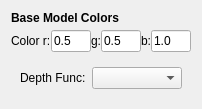
Old version of the form Rendering/Renderers/DepthRenderer/depthrendererconfig.ui in the repository Gloix/Camaron.
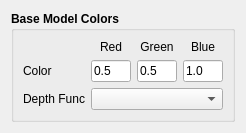
New version of the form.

Patch:
```diff
--- a/Rendering/Renderers/DepthRenderer/depthrendererconfig.ui
+++ b/Rendering/Renderers/DepthRenderer/depthrendererconfig.ui
@@ -6,8 +6,8 @@
    <rect>
     <x>0</x>
     <y>0</y>
-    <width>194</width>
-    <height>100</height>
+    <width>231</width>
+    <height>116</height>
    </rect>
   </property>
   <property name="windowTitle">
@@ -15,62 +15,34 @@
   </property>
   <layout class="QVBoxLayout" name="verticalLayout">
    <item>
-    <widget class="QWidget" name="widget_4" native="true">
-     <property name="sizePolicy">
-      <sizepolicy hsizetype="Fixed" vsizetype="Fixed">
-       <horstretch>0</horstretch>
-       <verstretch>0</verstretch>
-      </sizepolicy>
-     </property>
-     <layout class="QVBoxLayout" name="verticalLayout_3">
-      <property name="spacing">
-       <number>5</number>
-      </property>
-      <property name="margin">
-       <number>0</number>
-      </property>
-      <item>
-       <widget class="QLabel" name="label_8">
-        <property name="sizePolicy">
-         <sizepolicy hsizetype="Fixed" vsizetype="Fixed">
-          <horstretch>0</horstretch>
-          <verstretch>0</verstretch>
-         </sizepolicy>
-        </property>
+    <widget class="QGroupBox" name="">
         <property name="font">
          <font>
           <weight>75</weight>
           <bold>true</bold>
          </font>
         </property>
-        <property name="text">
+     <property name="title">
          <string>Base Model Colors</string>
         </property>
-       </widget>
-      </item>
-      <item>
-       <widget class="QWidget" name="widget_5" native="true">
-        <property name="sizePolicy">
-         <sizepolicy hsizetype="Fixed" vsizetype="Fixed">
-          <horstretch>0</horstretch>
-          <verstretch>0</verstretch>
-         </sizepolicy>
-        </property>
-        <layout class="QHBoxLayout" name="horizontalLayout_3">
-         <property name="spacing">
-          <number>0</number>
-         </property>
+     <layout class="QGridLayout" name="gridLayout">
          <property name="margin">
-          <number>0</number>
-         </property>
-         <item>
+       <number>9</number>
+      </property>
+      <item row="1" column="0">
           <widget class="QLabel" name="label_9">
+        <property name="font">
+         <font>
+          <weight>50</weight>
+          <bold>false</bold>
+         </font>
+        </property>
            <property name="text">
-            <string>Color r:</string>
+         <string>Color</string>
            </property>
           </widget>
          </item>
-         <item>
+      <item row="1" column="1">
           <widget class="QLineEdit" name="lineEdit_MR_br">
            <property name="sizePolicy">
             <sizepolicy hsizetype="Fixed" vsizetype="Fixed">
@@ -84,19 +56,18 @@
              <height>16777215</height>
             </size>
            </property>
+        <property name="font">
+         <font>
+          <weight>50</weight>
+          <bold>false</bold>
+         </font>
+        </property>
            <property name="text">
             <string>0.5</string>
            </property>
           </widget>
          </item>
-         <item>
-          <widget class="QLabel" name="label_11">
-           <property name="text">
-            <string>g:</string>
-           </property>
-          </widget>
-         </item>
-         <item>
+      <item row="1" column="2">
           <widget class="QLineEdit" name="lineEdit_MR_bg">
            <property name="sizePolicy">
             <sizepolicy hsizetype="Fixed" vsizetype="Fixed">
@@ -110,19 +81,18 @@
              <height>16777215</height>
             </size>
            </property>
+        <property name="font">
+         <font>
+          <weight>50</weight>
+          <bold>false</bold>
+         </font>
+        </property>
            <property name="text">
             <string>0.5</string>
            </property>
           </widget>
          </item>
-         <item>
-          <widget class="QLabel" name="label_12">
-           <property name="text">
-            <string>b:</string>
-           </property>
-          </widget>
-         </item>
-         <item>
+      <item row="1" column="3">
           <widget class="QLineEdit" name="lineEdit_MR_bb">
            <property name="sizePolicy">
             <sizepolicy hsizetype="Fixed" vsizetype="Fixed">
@@ -136,27 +106,66 @@
              <height>16777215</height>
             </size>
            </property>
+        <property name="font">
+         <font>
+          <weight>50</weight>
+          <bold>false</bold>
+         </font>
+        </property>
            <property name="text">
             <string>1.0</string>
            </property>
           </widget>
          </item>
-        </layout>
+      <item row="0" column="1">
+       <widget class="QLabel" name="label_2">
+        <property name="font">
+         <font>
+          <weight>50</weight>
+          <bold>false</bold>
+         </font>
+        </property>
+        <property name="text">
+         <string>Red</string>
+        </property>
+        <property name="alignment">
+         <set>Qt::AlignCenter</set>
+        </property>
        </widget>
       </item>
-     </layout>
-    </widget>
-   </item>
-   <item>
-    <widget class="QWidget" name="widget" native="true">
-     <property name="sizePolicy">
-      <sizepolicy hsizetype="Preferred" vsizetype="Maximum">
-       <horstretch>0</horstretch>
-       <verstretch>0</verstretch>
-      </sizepolicy>
-     </property>
-     <layout class="QHBoxLayout" name="horizontalLayout">
-      <item>
+      <item row="0" column="2">
+       <widget class="QLabel" name="label_3">
+        <property name="font">
+         <font>
+          <weight>50</weight>
+          <bold>false</bold>
+         </font>
+        </property>
+        <property name="text">
+         <string>Green</string>
+        </property>
+        <property name="alignment">
+         <set>Qt::AlignCenter</set>
+        </property>
+       </widget>
+      </item>
+      <item row="0" column="3">
+       <widget class="QLabel" name="label_4">
+        <property name="font">
+         <font>
+          <weight>50</weight>
+          <bold>false</bold>
+         </font>
+        </property>
+        <property name="text">
+         <string>Blue</string>
+        </property>
+        <property name="alignment">
+         <set>Qt::AlignCenter</set>
+        </property>
+       </widget>
+      </item>
+      <item row="2" column="0">
        <widget class="QLabel" name="label">
         <property name="sizePolicy">
          <sizepolicy hsizetype="Maximum" vsizetype="Preferred">
@@ -164,13 +173,26 @@
           <verstretch>0</verstretch>
          </sizepolicy>
         </property>
+        <property name="font">
+         <font>
+          <weight>50</weight>
+          <bold>false</bold>
+         </font>
+        </property>
         <property name="text">
-         <string>Depth Func:</string>
+         <string>Depth Func</string>
         </property>
        </widget>
       </item>
-      <item>
-       <widget class="QComboBox" name="comboBox_depth_func"/>
+      <item row="2" column="1" colspan="3">
+       <widget class="QComboBox" name="comboBox_depth_func">
+        <property name="font">
+         <font>
+          <weight>50</weight>
+          <bold>false</bold>
+         </font>
+        </property>
+       </widget>
       </item>
      </layout>
     </widget>
```
Lines whose indentation alone changed are shown as unchanged.
